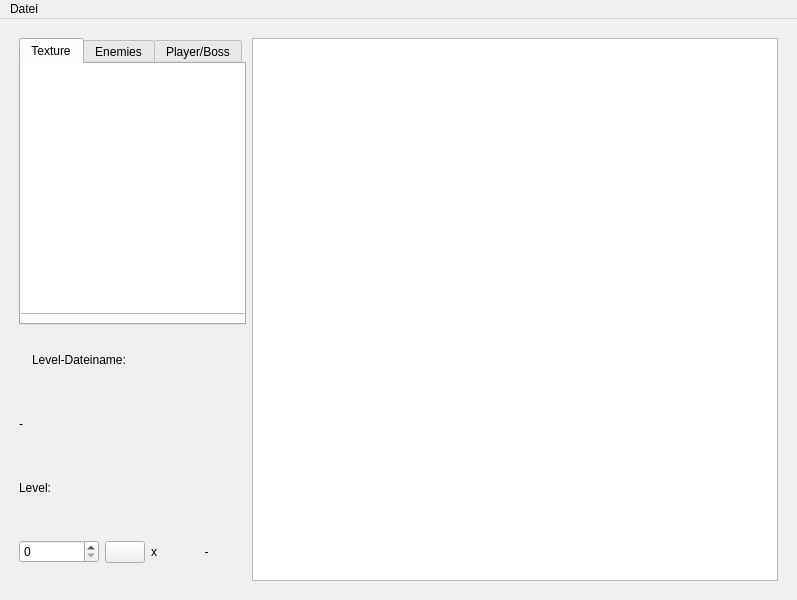
First picture: the form in src/editor/LevelView.ui, repository bluecking/ikaruga, before the edit.
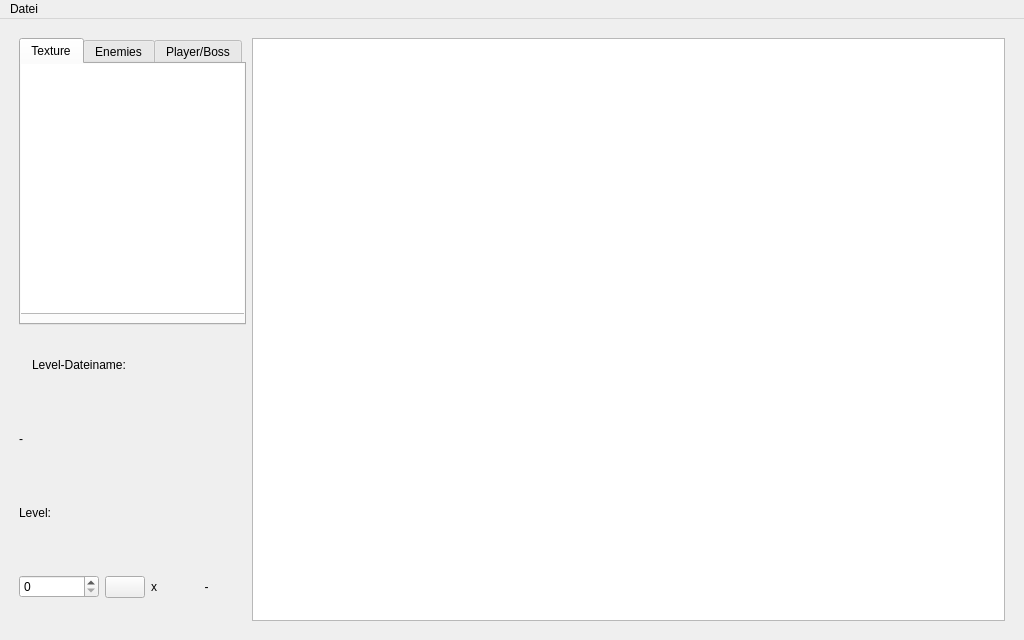
Second picture: the form after the edit.

```diff
--- a/src/editor/LevelView.ui
+++ b/src/editor/LevelView.ui
@@ -6,8 +6,8 @@
    <rect>
     <x>0</x>
     <y>0</y>
-    <width>797</width>
-    <height>600</height>
+    <width>1024</width>
+    <height>640</height>
    </rect>
   </property>
   <property name="sizePolicy">
@@ -263,8 +263,8 @@
     <rect>
      <x>0</x>
      <y>0</y>
-     <width>797</width>
-     <height>22</height>
+     <width>1024</width>
+     <height>27</height>
     </rect>
    </property>
    <widget class="QMenu" name="menuDatei">
```
Left out of the diff: 11 changed lines with no effect on the pictures.
